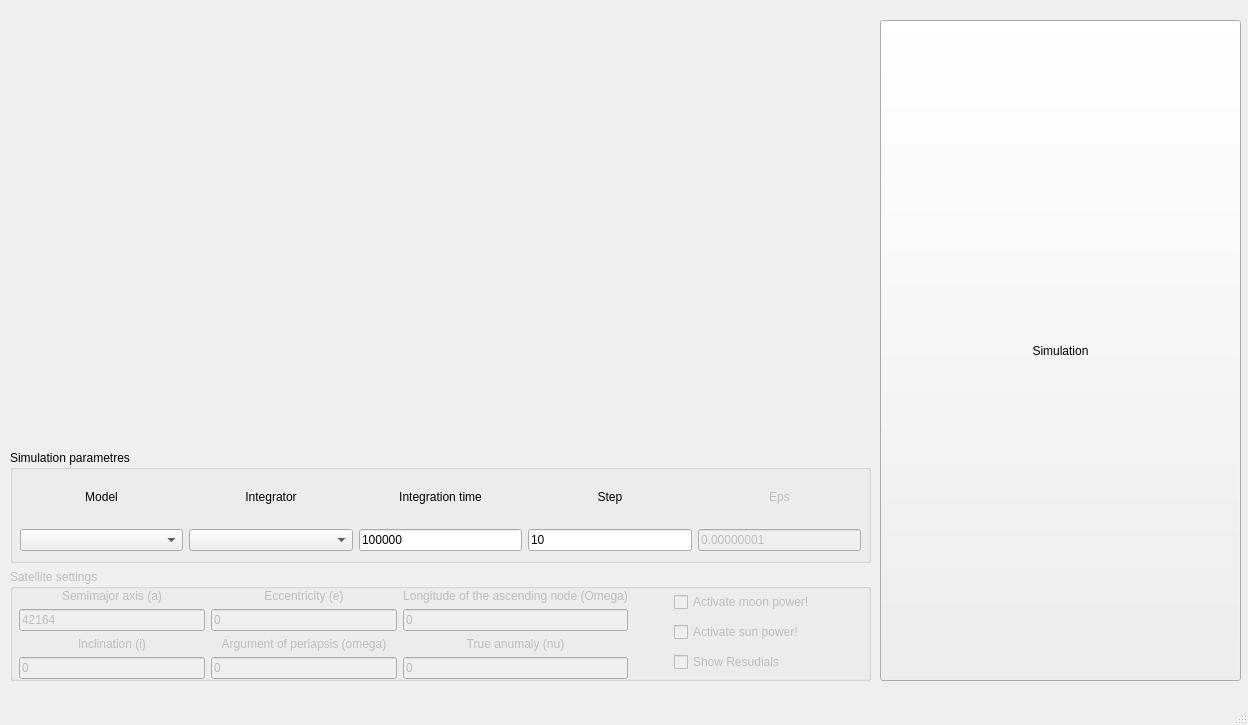
The window that mainwindow.ui (archylambda/Simulation) describes before a commit, drawn with Qt 5.
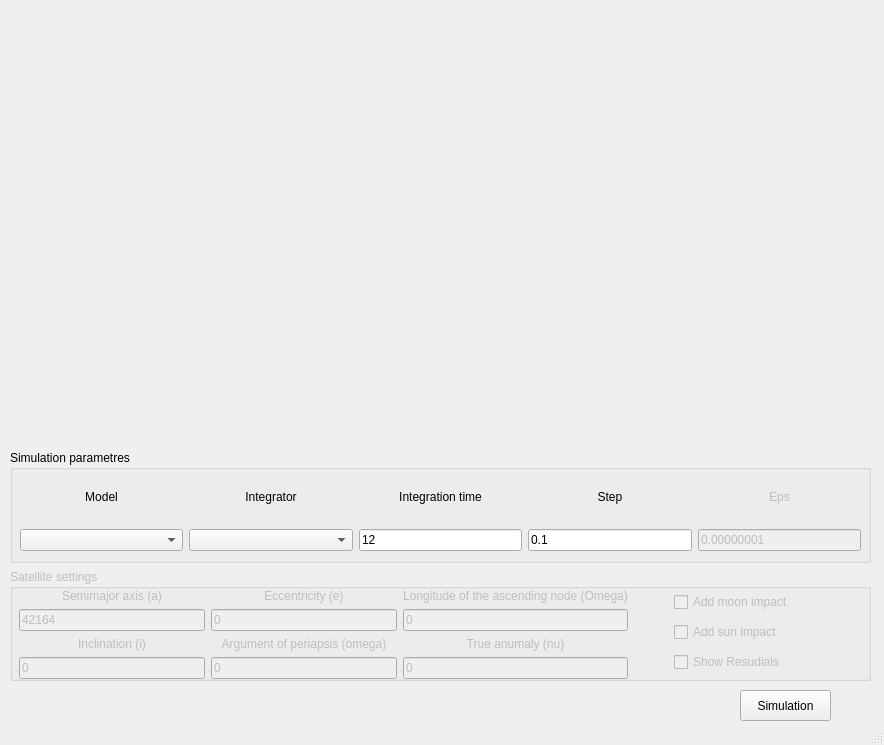
The same window after the commit. Custom widgets are drawn as their Qt base class.

The edit to the form file:
```diff
--- a/mainwindow.ui
+++ b/mainwindow.ui
@@ -6,8 +6,8 @@
    <rect>
     <x>0</x>
     <y>0</y>
-    <width>1248</width>
-    <height>725</height>
+    <width>884</width>
+    <height>745</height>
    </rect>
   </property>
   <property name="windowTitle">
@@ -24,19 +24,6 @@
      </rect>
     </property>
    </widget>
-   <widget class="QPushButton" name="startSim">
-    <property name="geometry">
-     <rect>
-      <x>880</x>
-      <y>20</y>
-      <width>361</width>
-      <height>661</height>
-     </rect>
-    </property>
-    <property name="text">
-     <string>Simulation</string>
-    </property>
-   </widget>
    <widget class="QWidget" name="verticalLayoutWidget">
     <property name="geometry">
      <rect>
@@ -93,7 +80,7 @@
             </sizepolicy>
            </property>
            <property name="text">
-            <string>100000</string>
+            <string>12</string>
            </property>
           </widget>
          </item>
@@ -159,7 +146,7 @@
             </sizepolicy>
            </property>
            <property name="text">
-            <string>10</string>
+            <string>0.1</string>
            </property>
           </widget>
          </item>
@@ -284,14 +271,14 @@
               <enum>Qt::LeftToRight</enum>
              </property>
              <property name="text">
-              <string>Activate moon power!</string>
+              <string>Add moon impact</string>
              </property>
             </widget>
            </item>
            <item>
             <widget class="QCheckBox" name="sunDecoratorCB">
              <property name="text">
-              <string>Activate sun power!</string>
+              <string>Add sun impact</string>
              </property>
             </widget>
            </item>
@@ -408,6 +395,25 @@
      </item>
     </layout>
    </widget>
+   <widget class="QPushButton" name="startSim">
+    <property name="enabled">
+     <bool>true</bool>
+    </property>
+    <property name="geometry">
+     <rect>
+      <x>740</x>
+      <y>690</y>
+      <width>91</width>
+      <height>31</height>
+     </rect>
+    </property>
+    <property name="text">
+     <string>Simulation</string>
+    </property>
+    <property name="checkable">
+     <bool>false</bool>
+    </property>
+   </widget>
   </widget>
   <widget class="QMenuBar" name="menubar">
    <property name="geometry">
```
Left out of the diff: 188 changed lines with no effect on the pictures.
